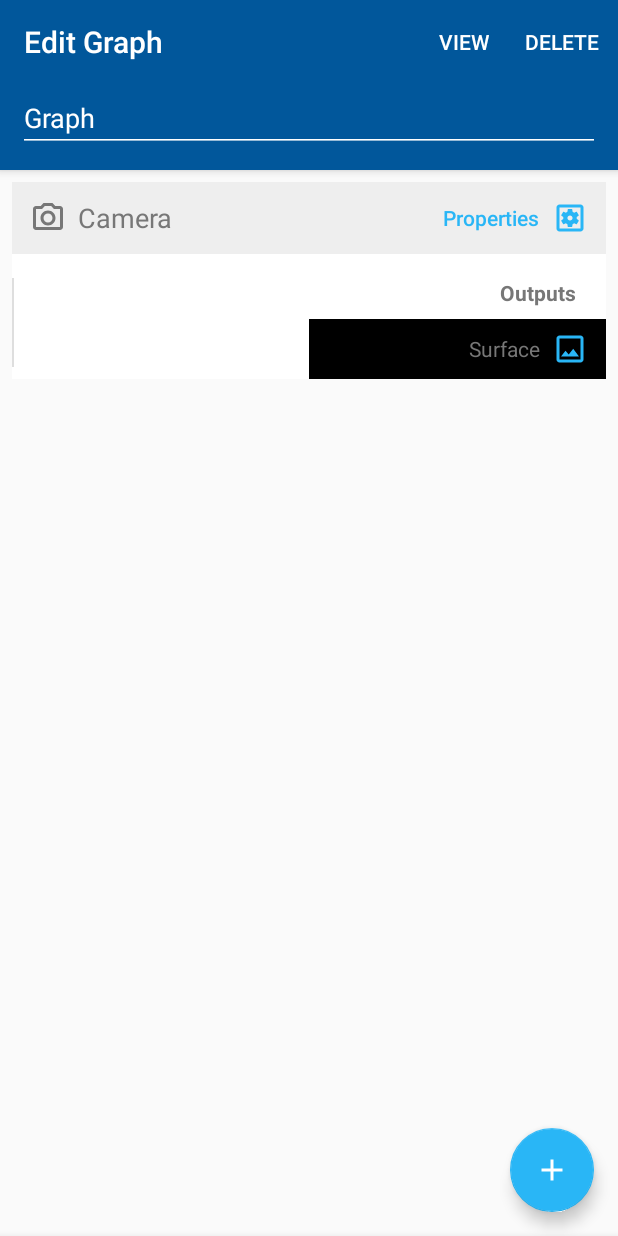
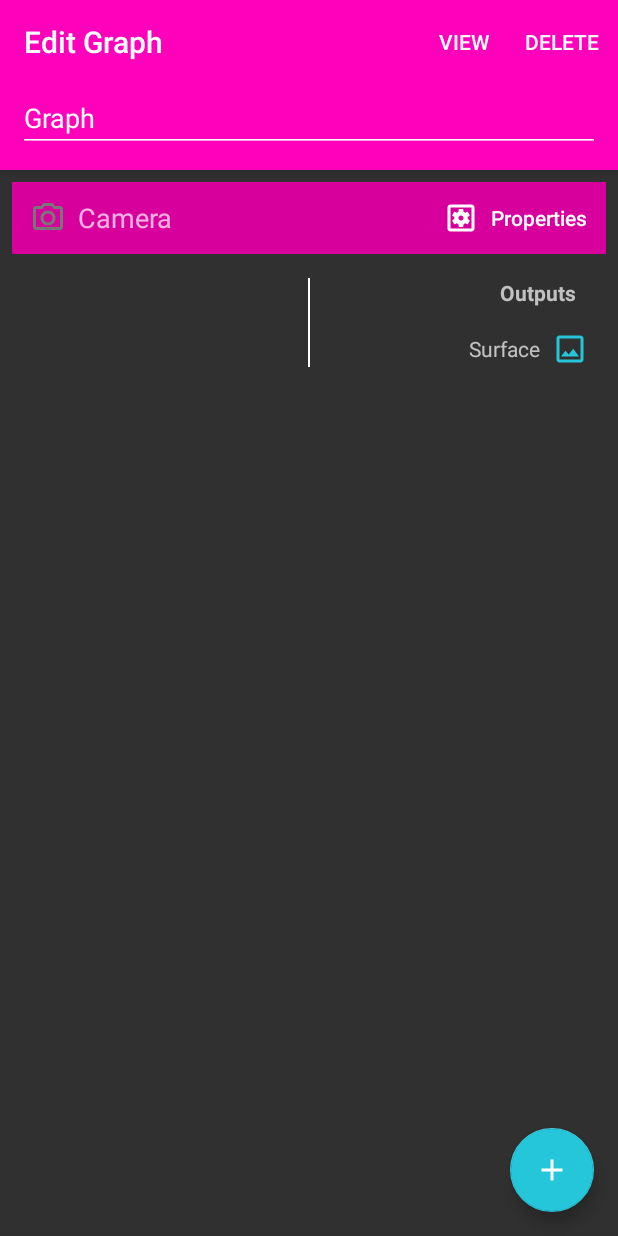
Before and after one commit to nashira/synapse, an Android app: the EditGraphFragment screen opened directly, with no data from a screen before it, after a tap on "Camera", on a phone screen of 412 x 824 dp. Run offline under Robolectric (Android 15) with nearby library versions, the phone set to English and light mode, and no system bars; our stand-ins replace Dagger/Hilt's generated code, Room's generated code; 2 other taps on this screen came first.

Commit message:
get integer audio texture working

```diff
--- a/app/src/main/java/xyz/rthqks/synapse/core/node/AudioWaveformNode.kt
+++ b/app/src/main/java/xyz/rthqks/synapse/core/node/AudioWaveformNode.kt
@@ -33,8 +33,21 @@ class AudioWaveformNode(
     private val program = Program()
 
     override suspend fun initialize() {
+
+    }
+
+    private suspend fun createProgram() {
         val vertexSource = assetManager.readTextAsset("vertex_texture.vert")
-        val fragmentSource = assetManager.readTextAsset("audio_waveform.frag")
+        val fragmentSource = assetManager.readTextAsset("audio_waveform.frag").let {
+            if (audioFormat.encoding == AudioFormat.ENCODING_PCM_16BIT) {
+                it.replace("#{INT_TEXTURE}", "#define INT_TEXTURE")
+            } else {
+                it
+            }
+        }
+
+        Log.d(TAG, "frag $fragmentSource")
+
         glesManager.withGlContext {
             it.makeCurrent()
             program.apply {
@@ -195,6 +208,8 @@ class AudioWaveformNode(
             audioFormat = connection.audioFormat
             bufferSize = connection.audioBufferSize
 
+            createProgram()
+
             val uniform = program.getUniform(Uniform.Type.Integer, "isSigned")
             uniform.data = if (audioFormat.encoding == AudioFormat.ENCODING_PCM_8BIT) 0 else 1
             uniform.dirty
--- a/app/src/main/java/xyz/rthqks/synapse/ui/edit/NodeAdapter.kt
+++ b/app/src/main/java/xyz/rthqks/synapse/ui/edit/NodeAdapter.kt
@@ -108,8 +108,8 @@ class NodeViewHolder(
 
         inputAdapter.setPorts(node.inputs)
         outputAdapter.setPorts(node.outputs)
-        itemView.header_input.visibility = if (node.inputs.isEmpty()) View.GONE else View.VISIBLE
-        itemView.header_output.visibility = if (node.outputs.isEmpty()) View.GONE else View.VISIBLE
+        itemView.header_input.visibility = if (node.inputs.isEmpty()) View.INVISIBLE else View.VISIBLE
+        itemView.header_output.visibility = if (node.outputs.isEmpty()) View.INVISIBLE else View.VISIBLE
     }
 
     inner class PortsAdapter(
@@ -167,7 +167,7 @@ class NodeViewHolder(
             }
             Log.d(TAG, "port ${portConfig.key} ${graphViewModel.getPortState(portConfig)}")
             when(graphViewModel.getPortState(portConfig)) {
-                PortState.Unconnected -> itemView.setBackgroundColor(Color.BLACK)
+                PortState.Unconnected -> itemView.setBackgroundColor(Color.TRANSPARENT)
                 PortState.Connected -> itemView.setBackgroundColor(Color.BLUE)
                 PortState.SelectedUnconnected -> itemView.setBackgroundColor(Color.CYAN)
                 PortState.SelectedConnected -> itemView.setBackgroundColor(Color.MAGENTA)
--- a/app/src/main/res/layout/node_edit_item.xml
+++ b/app/src/main/res/layout/node_edit_item.xml
@@ -3,13 +3,12 @@
     xmlns:app="http://schemas.android.com/apk/res-auto"
     xmlns:tools="http://schemas.android.com/tools"
     android:layout_width="match_parent"
-    android:layout_height="wrap_content"
-    android:background="@color/white">
+    android:layout_height="wrap_content">
 
     <TextView
         android:id="@+id/name"
         android:layout_width="match_parent"
-        android:background="@color/lighter_grey"
+        android:background="@color/colorPrimaryDark"
         android:layout_height="48dp"
         android:drawablePadding="8dp"
         android:paddingStart="12dp"
@@ -29,10 +28,9 @@
         android:textAllCaps="false"
         android:layout_width="wrap_content"
         android:layout_height="wrap_content"
-        android:drawableEnd="@drawable/ic_settings"
+        android:drawableStart="@drawable/ic_settings"
         android:drawablePadding="8dp"
-        android:drawableTint="@color/colorAccent"
-        android:textColor="@color/colorAccent"
+        android:drawableTint="@color/white"
         app:layout_constraintEnd_toEndOf="parent"
         app:layout_constraintTop_toTopOf="parent" />
 
@@ -40,7 +38,7 @@
         android:layout_width="1dp"
         android:layout_height="0dp"
         android:layout_marginBottom="8dp"
-        android:background="@color/light_grey"
+        android:background="@color/white"
         android:layout_marginTop="16dp"
         app:layout_constraintBottom_toBottomOf="parent"
         app:layout_constraintEnd_toStartOf="@id/header_output"
--- a/app/src/main/res/values/colors.xml
+++ b/app/src/main/res/values/colors.xml
@@ -1,8 +1,8 @@
 <?xml version="1.0" encoding="utf-8"?>
 <resources>
-    <color name="colorPrimary">#01579B</color>
-    <color name="colorPrimaryDark">#003268</color>
-    <color name="colorAccent">#29B6F6</color>
+    <color name="colorPrimary">#FF00BB</color>
+    <color name="colorPrimaryDark">#D8009D</color>
+    <color name="colorAccent">#26C6DA</color>
     <color name="white">#ffffff</color>
     <color name="light_grey">#dedede</color>
     <color name="lighter_grey">#EEEEEE</color>
--- a/app/src/main/res/values/styles.xml
+++ b/app/src/main/res/values/styles.xml
@@ -1,13 +1,13 @@
 <resources>
 
     <!-- Base application theme. -->
-    <style name="AppTheme" parent="Theme.AppCompat.Light.DarkActionBar">
+    <style name="AppTheme" parent="Theme.AppCompat">
         <!-- Customize your theme here. -->
         <item name="colorPrimary">@color/colorPrimary</item>
         <item name="colorPrimaryDark">@color/colorPrimaryDark</item>
         <item name="colorAccent">@color/colorAccent</item>
         <item name="colorControlHighlight">@color/colorAccent</item>
-        <item name="android:textColor">@color/grey</item>
+<!--        <item name="android:textColor">@color/white</item>-->
 
     </style>
 
```
Also changed, not shown: 1 other file.
